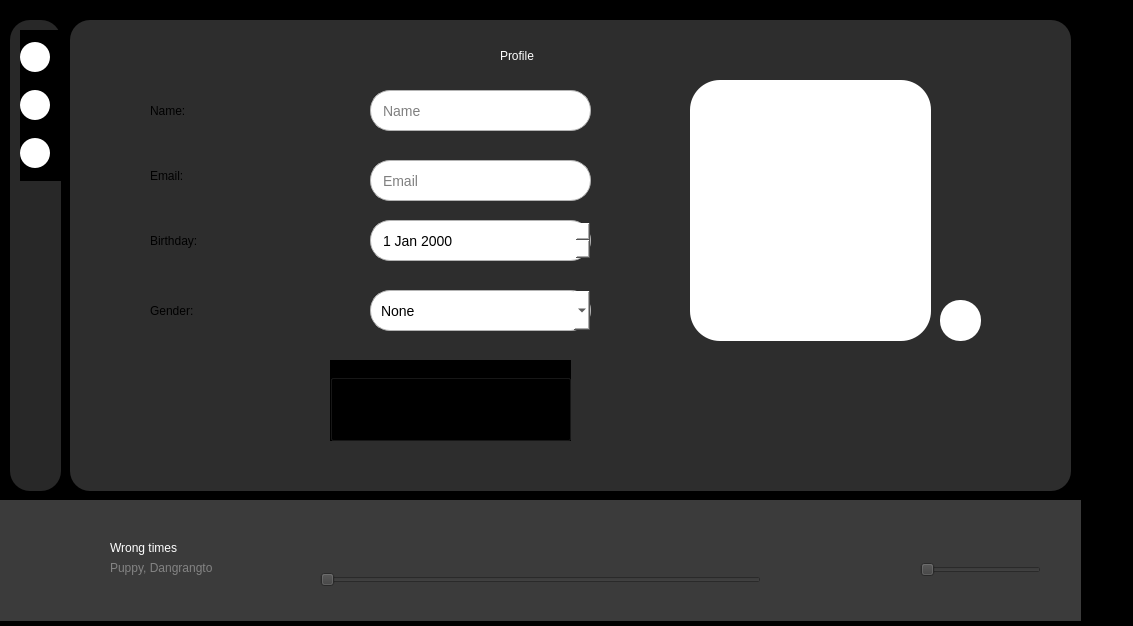
Above: ui/home.ui from trihungdepzai/pythonapp before the change. Below: the same form after it.
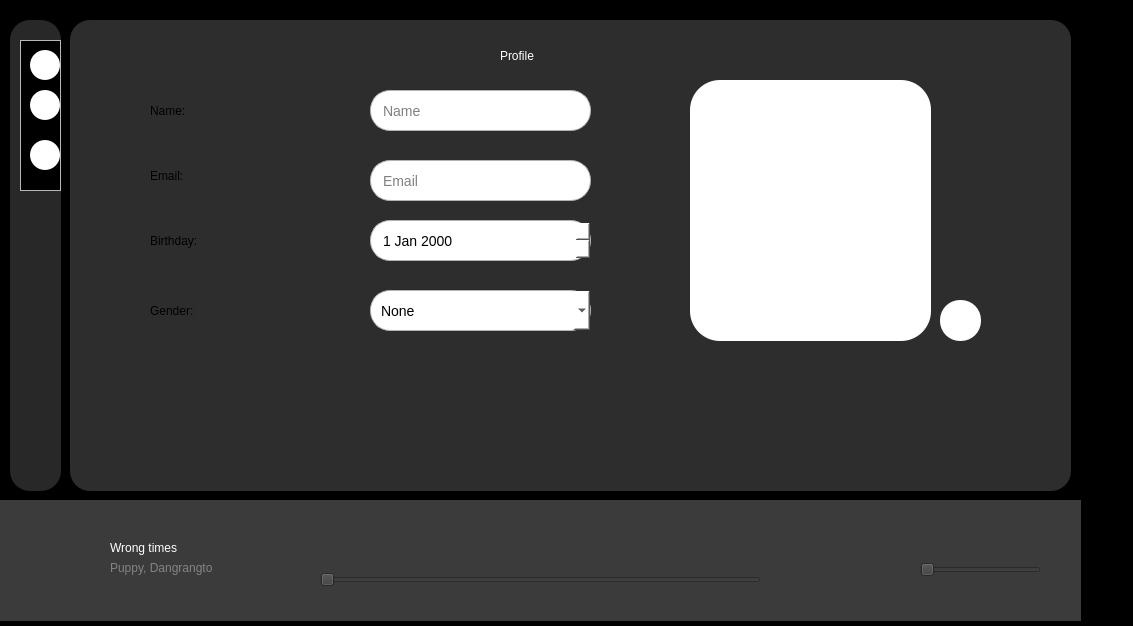
That is the form after the change. The open tabs and pages were chosen to show the change. Icons and pictures are not drawn.

What changed in the file:
```diff
--- a/ui/home.ui
+++ b/ui/home.ui
@@ -1037,52 +1037,6 @@
        <bool>true</bool>
       </property>
      </widget>
-     <widget class="QGroupBox" name="groupBox">
-      <property name="geometry">
-       <rect>
-        <x>260</x>
-        <y>360</y>
-        <width>241</width>
-        <height>81</height>
-       </rect>
-      </property>
-      <property name="title">
-       <string>Gender</string>
-      </property>
-      <widget class="QWidget" name="horizontalLayoutWidget">
-       <property name="geometry">
-        <rect>
-         <x>30</x>
-         <y>20</y>
-         <width>183</width>
-         <height>20</height>
-        </rect>
-       </property>
-       <layout class="QHBoxLayout" name="horizontalLayout_3">
-        <item>
-         <widget class="QRadioButton" name="radioButton">
-          <property name="text">
-           <string>Male</string>
-          </property>
-         </widget>
-        </item>
-        <item>
-         <widget class="QRadioButton" name="radioButton_2">
-          <property name="text">
-           <string>Female</string>
-          </property>
-         </widget>
-        </item>
-        <item>
-         <widget class="QRadioButton" name="radioButton_3">
-          <property name="text">
-           <string>Other</string>
-          </property>
-         </widget>
-        </item>
-       </layout>
-      </widget>
-     </widget>
      <zorder>label_8</zorder>
      <zorder>label_4</zorder>
      <zorder>txt_name</zorder>
@@ -1326,14 +1280,60 @@
     <property name="geometry">
      <rect>
       <x>20</x>
-      <y>30</y>
+      <y>40</y>
       <width>41</width>
       <height>151</height>
      </rect>
     </property>
     <layout class="QVBoxLayout" name="verticalLayout">
      <item>
+      <widget class="QFrame" name="frame">
+       <property name="styleSheet">
+        <string notr="true">background-color: none</string>
+       </property>
+       <property name="frameShape">
+        <enum>QFrame::Shape::StyledPanel</enum>
+       </property>
+       <property name="frameShadow">
+        <enum>QFrame::Shadow::Raised</enum>
+       </property>
+       <widget class="QPushButton" name="btn_nav_playlist">
+        <property name="geometry">
+         <rect>
+          <x>10</x>
+          <y>100</y>
+          <width>30</width>
+          <height>30</height>
+         </rect>
+        </property>
+        <property name="maximumSize">
+         <size>
+          <width>30</width>
+          <height>30</height>
+         </size>
+        </property>
+        <property name="styleSheet">
+         <string notr="true">background: white;
+ border-radius: 15px
+</string>
+        </property>
+        <property name="text">
+         <string/>
+        </property>
+        <property name="icon">
+         <iconset>
+          <normaloff>../img/list-solid123.svg</normaloff>../img/list-solid123.svg</iconset>
+        </property>
+       </widget>
       <widget class="QPushButton" name="btn_nav_home">
+        <property name="geometry">
+         <rect>
+          <x>10</x>
+          <y>50</y>
+          <width>30</width>
+          <height>30</height>
+         </rect>
+        </property>
        <property name="maximumSize">
         <size>
          <width>30</width>
@@ -1353,9 +1353,15 @@
          <normaloff>../img/house-solid.svg</normaloff>../img/house-solid.svg</iconset>
        </property>
       </widget>
-     </item>
-     <item>
       <widget class="QPushButton" name="btn_nav_account">
+        <property name="geometry">
+         <rect>
+          <x>10</x>
+          <y>10</y>
+          <width>30</width>
+          <height>30</height>
+         </rect>
+        </property>
        <property name="maximumSize">
         <size>
          <width>30</width>
@@ -1380,27 +1386,6 @@
         </size>
        </property>
       </widget>
-     </item>
-     <item>
-      <widget class="QPushButton" name="btn_nav_playlist">
-       <property name="maximumSize">
-        <size>
-         <width>30</width>
-         <height>30</height>
-        </size>
-       </property>
-       <property name="styleSheet">
-        <string notr="true">background: white;
- border-radius: 15px
-</string>
-       </property>
-       <property name="text">
-        <string/>
-       </property>
-       <property name="icon">
-        <iconset>
-         <normaloff>../img/list-solid123.svg</normaloff>../img/list-solid123.svg</iconset>
-       </property>
       </widget>
      </item>
     </layout>
```
Left out of the diff: 7 changed lines with no effect on the pictures. Lines whose indentation alone changed are shown as unchanged.
